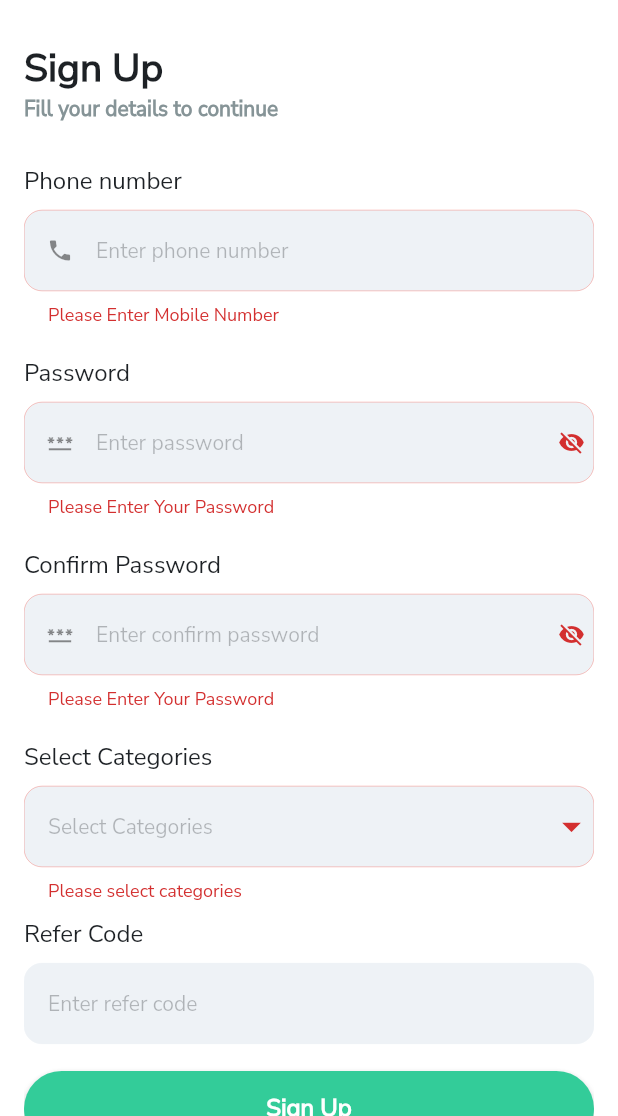
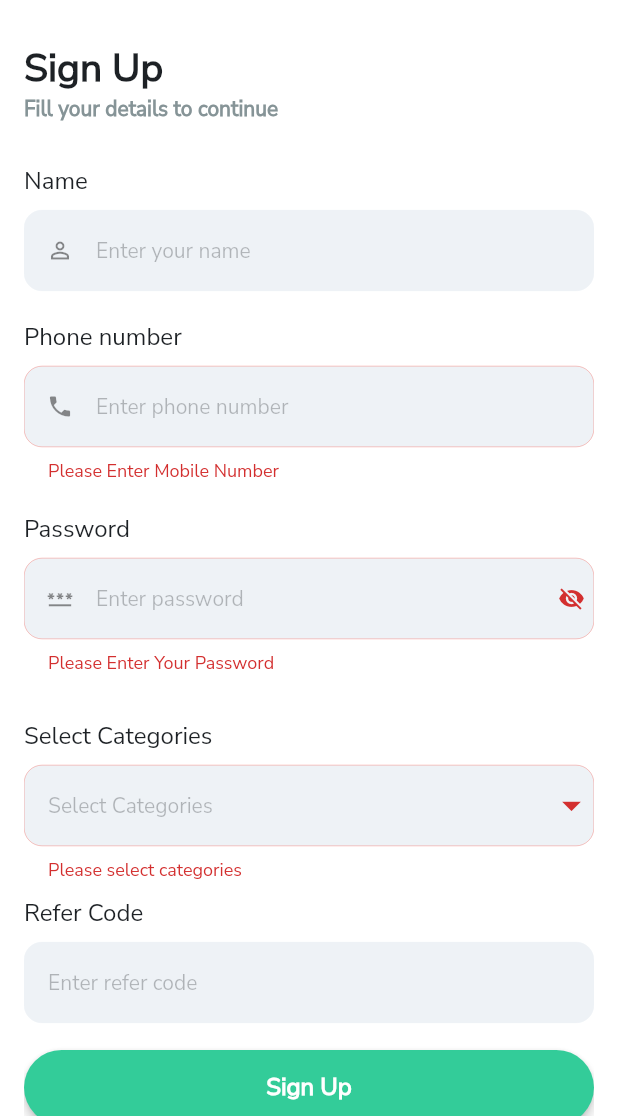
Before and after one commit to shikhaji/doctor-group, a Flutter app: the SignUpScreen screen opened by its route, after a tap on "Sign Up", on a phone screen of 412 x 824 dp, the part 120-1236 px from its top. Run offline on Flutter 3.47's test engine with Material 2 defaults, Android fonts, the phone set to English and light mode, and no system bars; our stand-ins replace bot_toast, connectivity_plus, date_picker_timeline, dio, firebase_auth, firebase_core and 6 more; accounts and stored records are empty.

Commit message:
meeting_schedule_screen.dart

```diff
--- a/lib/api/url.dart
+++ b/lib/api/url.dart
@@ -6,4 +6,6 @@ class EndPoints {
   static const String post = "post_ajax";
   static const String mobileVerify = '$baseUrl/$get/mobile_verify';
   static const String categoriesList = '$baseUrl/$get/get_all_profile_type';
+  static const String signUp = '$baseUrl/$post/add_account';
+  static const String login = '$baseUrl/$get/login';
 }
--- /dev/null
+++ b/lib/models/login_model.dart
@@ -0,0 +1,27 @@
+class LoginModel {
+  int? status;
+  String? message;
+  String? id;
+  String? token;
+  int? type;
+
+  LoginModel({this.status, this.message, this.id, this.token, this.type});
+
+  LoginModel.fromJson(Map<String, dynamic> json) {
+    status = json['status'];
+    message = json['message'];
+    id = json['id'];
+    token = json['token'];
+    type = json['type'];
+  }
+
+  Map<String, dynamic> toJson() {
+    final Map<String, dynamic> data = new Map<String, dynamic>();
+    data['status'] = this.status;
+    data['message'] = this.message;
+    data['id'] = this.id;
+    data['token'] = this.token;
+    data['type'] = this.type;
+    return data;
+  }
+}
--- a/lib/routs/app_routs.dart
+++ b/lib/routs/app_routs.dart
@@ -61,6 +61,7 @@ class RoutGenerator {
         return MaterialPageRoute(
             builder: (_) => OtpVerificationScreen(
                   arguments: arguments as OtpArguments,
+
                 ));
 
       case Routs.mainHome:
--- a/lib/views/Auth/signup_screen.dart
+++ b/lib/views/Auth/signup_screen.dart
@@ -1,9 +1,14 @@
+
+
+import 'package:dio/dio.dart';
 import 'package:doctor_on_call/models/get_categories_list_model.dart';
 import 'package:doctor_on_call/views/Auth/login_screen.dart';
 import 'package:doctor_on_call/widget/dailogs/categories_picker.dart';
 import 'package:flutter/material.dart';
+import 'package:fluttertoast/fluttertoast.dart';
 
 import '../../models/categories_model.dart';
+import '../../services/api_services.dart';
 import '../../utils/app_color.dart';
 import '../../utils/app_sizes.dart';
 import '../../utils/app_text.dart';
@@ -22,11 +27,12 @@ class SignUpScreen extends StatefulWidget {
 }
 
 class _SignUpScreenState extends State<SignUpScreen> with ValidationMixin {
+  final TextEditingController _name = TextEditingController();
   final TextEditingController _phone = TextEditingController();
   final TextEditingController _password = TextEditingController();
   final TextEditingController _referCode = TextEditingController();
   final TextEditingController _categories = TextEditingController();
-  final TextEditingController _confirmPassword = TextEditingController();
+  //final TextEditingController _confirmPassword = TextEditingController();
   bool obscurePassword = true;
   final _formKey = GlobalKey<FormState>();
   CategoriesModel categoriesModel = CategoriesModel();
@@ -51,7 +57,14 @@ class _SignUpScreenState extends State<SignUpScreen> with ValidationMixin {
             SizedBoxH6(),
             appText("Fill your details to continue",
                 style: AppTextStyle.subTitle),
-            SizedBoxH28(),
+            SizedBoxH28(),appText("Name", style: AppTextStyle.lable),
+            SizedBoxH8(),
+            PrimaryTextField(
+              controller: _name,
+              prefix: Icon(Icons.perm_identity),
+              hintText: "Enter your name",
+            ),
+            SizedBoxH10(),
             appText("Phone number", style: AppTextStyle.lable),
             SizedBoxH8(),
             PrimaryTextField(
@@ -80,26 +93,26 @@ class _SignUpScreenState extends State<SignUpScreen> with ValidationMixin {
               obscureText: obscurePassword,
             ),
             SizedBoxH10(),
-            appText("Confirm Password", style: AppTextStyle.lable),
-            SizedBoxH8(),
-            PrimaryTextField(
-              controller: _confirmPassword,
-              prefix: const Icon(Icons.password),
-              validator: (value) {
-                return confirmPasswordValidator(value!, _password.text.trim());
-              },
-              suffix: GestureDetector(
-                  onTap: () {
-                    setState(() {
-                      obscurePassword = !obscurePassword;
-                    });
-                  },
-                  child: obscurePassword
-                      ? Icon(Icons.visibility_off)
-                      : Icon(Icons.visibility)),
-              obscureText: obscurePassword,
-              hintText: "Enter confirm password",
-            ),
+            // appText("Confirm Password", style: AppTextStyle.lable),
+            // SizedBoxH8(),
+            // PrimaryTextField(
+            //   controller: _confirmPassword,
+            //   prefix: const Icon(Icons.password),
+            //   validator: (value) {
+            //     return confirmPasswordValidator(value!, _password.text.trim());
+            //   },
+            //   suffix: GestureDetector(
+            //       onTap: () {
+            //         setState(() {
+            //           obscurePassword = !obscurePassword;
+            //         });
+            //       },
+            //       child: obscurePassword
+            //           ? Icon(Icons.visibility_off)
+            //           : Icon(Icons.visibility)),
+            //   obscureText: obscurePassword,
+            //   hintText: "Enter confirm password",
+            // ),
             SizedBoxH10(),
             appText("Select Categories", style: AppTextStyle.lable),
             SizedBoxH8(),
@@ -135,11 +148,20 @@ class _SignUpScreenState extends State<SignUpScreen> with ValidationMixin {
             PrimaryButton(
                 lable: "Sign Up",
                 onPressed: () {
-                  // Navigator.push(context,
-                  //     MaterialPageRoute(builder: (context) => LoginScreen()));
-                  print("_categories:=${categoriesModel.ptId}");
-                  if (_formKey.currentState!.validate()) {}
-                }),
+                  if (_formKey.currentState!.validate()) {
+                    FormData data() {
+                      return FormData.fromMap({
+                        "name": _name.text.trim(),
+                        "phone": _phone.text.trim(),
+                        "password": _password.text.trim(),
+                        "referal_code": _referCode.text.trim(),
+                        "categoryid": "${categoriesModel.ptId}",
+                      });
+                    }
+                    ApiService().signUp(context, data: data());
+                    //print("_categories:=${categoriesModel.ptId}");
+
+                  } }),
           ],
         ),
       )),
--- a/pubspec.yaml
+++ b/pubspec.yaml
@@ -37,6 +37,7 @@ dependencies:
   #firebase
   firebase_core: ^2.3.0
   firebase_auth: ^4.1.4
+  get: ^4.6.5
 
 dev_dependencies:
   flutter_test:
```
Also changed, not shown: lib/services/api_services.dart (+86 -0 lines), lib/services/shared_referances.dart (added, +56 -0 lines), lib/utils/show_toast.dart (added, +11 -0 lines), lib/views/Auth/forgot_password_screen.dart (+31 -5 lines), lib/views/Auth/login_screen.dart (+19 -5 lines), lib/views/Auth/otp_verification_screen.dart (+9 -0 lines), lib/widget/drawer_widget.dart (+46 -1 lines), pubspec.lock.
